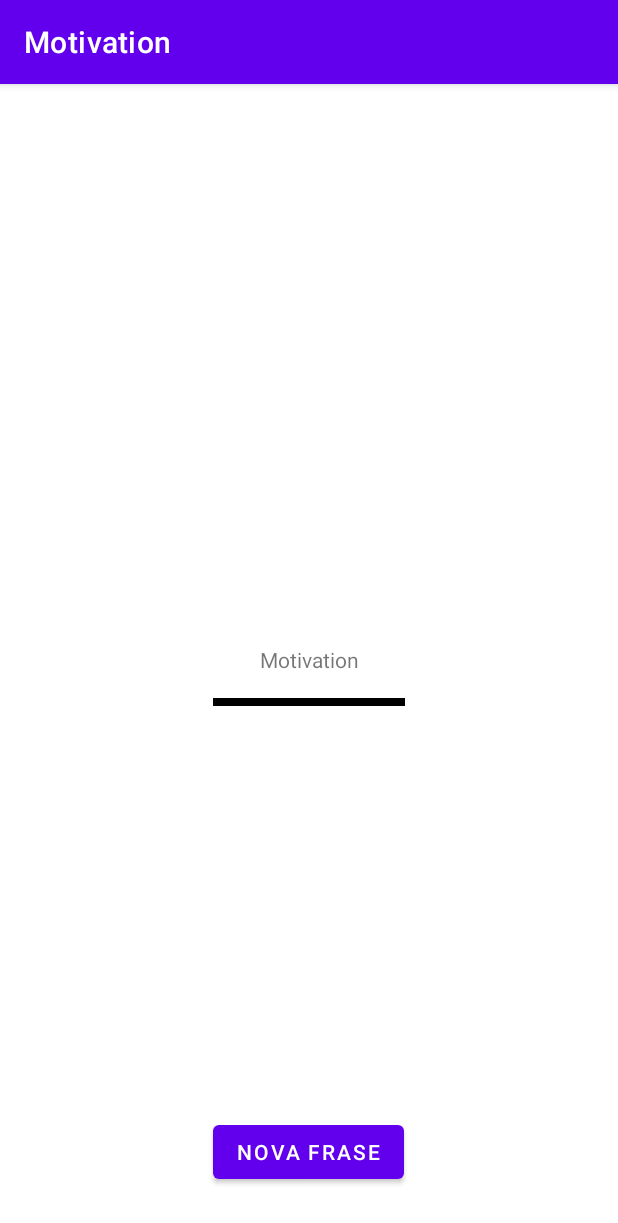
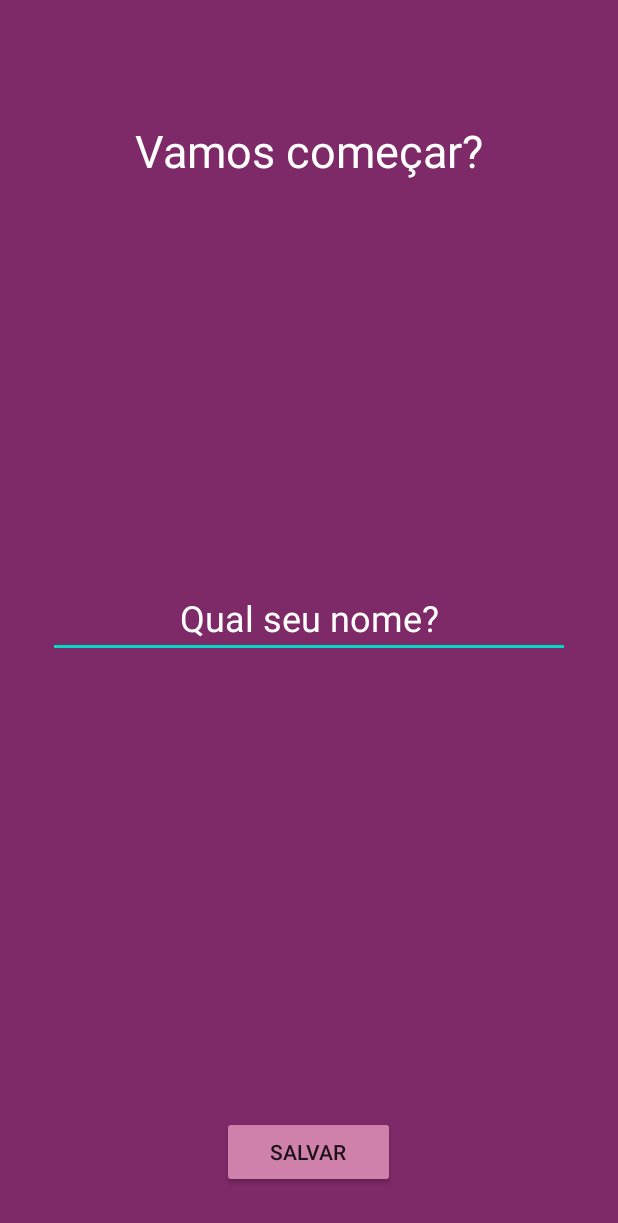
Before and after one commit to Ryan-lima13/Motivation, an Android app: the screen it shows after launch (MainActivity before the commit, UserActivity2 after it), on a phone screen of 412 x 824 dp. Shown: the top 1223 px of the screen. Run offline under Robolectric (Android 15) with nearby library versions, the phone set to English and light mode, and no system bars.

Commit message:
atualiazndo tela inicial

```diff
--- a/app/build.gradle
+++ b/app/build.gradle
@@ -29,6 +29,9 @@ android {
     kotlinOptions {
         jvmTarget = '1.8'
     }
+    buildFeatures{
+        viewBinding true
+    }
 }
 
 dependencies {
--- a/app/src/main/AndroidManifest.xml
+++ b/app/src/main/AndroidManifest.xml
@@ -14,14 +14,20 @@
         android:theme="@style/Theme.Motivation"
         tools:targetApi="31">
         <activity
-            android:name=".MainActivity"
-            android:exported="true">
+            android:name=".UserActivity2"
+            android:exported="true" >
             <intent-filter>
                 <action android:name="android.intent.action.MAIN" />
 
                 <category android:name="android.intent.category.LAUNCHER" />
             </intent-filter>
+
         </activity>
+        <activity
+            android:name=".MainActivity"
+            android:exported="false"/>
+
+
     </application>
 
 </manifest>
--- a/app/src/main/java/com/rlds/motivation/MainActivity.kt
+++ b/app/src/main/java/com/rlds/motivation/MainActivity.kt
@@ -2,10 +2,21 @@ package com.rlds.motivation
 
 import androidx.appcompat.app.AppCompatActivity
 import android.os.Bundle
+import android.view.View
+import com.rlds.motivation.databinding.ActivityMainBinding
 
-class MainActivity : AppCompatActivity() {
+class MainActivity : AppCompatActivity(), View.OnClickListener {
+   private  lateinit var binding: ActivityMainBinding
     override fun onCreate(savedInstanceState: Bundle?) {
+        binding = ActivityMainBinding.inflate(layoutInflater)
         super.onCreate(savedInstanceState)
-        setContentView(R.layout.activity_main)
+        setContentView(binding.root)
+        binding.buttonFrases.setOnClickListener(this)
+    }
+
+    override fun onClick(view: View) {
+        if (view.id == R.id.buttonFrases){
+            var s = ""
+        }
     }
 }
--- /dev/null
+++ b/app/src/main/java/com/rlds/motivation/UserActivity2.kt
@@ -0,0 +1,23 @@
+package com.rlds.motivation
+
+import androidx.appcompat.app.AppCompatActivity
+import android.os.Bundle
+import android.view.View
+import com.rlds.motivation.databinding.ActivityUser2Binding
+
+class UserActivity2 : AppCompatActivity(), View.OnClickListener {
+    private  lateinit var binding: ActivityUser2Binding
+    override fun onCreate(savedInstanceState: Bundle?) {
+        binding = ActivityUser2Binding.inflate(layoutInflater)
+        super.onCreate(savedInstanceState)
+        setContentView(binding.root)
+        binding.buttonSalvar.setOnClickListener(this)
+    }
+
+    override fun onClick(v: View) {
+        if (v.id == R.id.buttonSalvar){
+
+        }
+
+    }
+}
--- a/app/src/main/res/layout/activity_main.xml
+++ b/app/src/main/res/layout/activity_main.xml
@@ -10,6 +10,8 @@
     <LinearLayout
         android:layout_width="match_parent"
         android:layout_height="wrap_content"
+        android:background="@color/purple"
+
         android:padding="8dp">
 
         <ImageView
@@ -48,15 +50,16 @@
         android:layout_width="128dp"
         android:layout_centerHorizontal="true"
         android:layout_below="@id/text_phrase"
-        android:background="@color/black"
+        android:background="@color/purple"
         android:layout_height="5dp"/>
+
     <Button
+        android:id="@+id/buttonFrases"
         android:layout_width="wrap_content"
         android:layout_height="wrap_content"
+        android:layout_alignParentBottom="true"
         android:layout_centerHorizontal="true"
-        android:layout_alignParentBottom="true"
         android:layout_marginBottom="32dp"
-        android:text="Nova Frase"
-        />
+        android:text="Nova Frase" />
 
 </RelativeLayout>
--- /dev/null
+++ b/app/src/main/res/layout/activity_user2.xml
@@ -0,0 +1,51 @@
+<?xml version="1.0" encoding="utf-8"?>
+<RelativeLayout xmlns:android="http://schemas.android.com/apk/res/android"
+    xmlns:app="http://schemas.android.com/apk/res-auto"
+    xmlns:tools="http://schemas.android.com/tools"
+    android:layout_width="match_parent"
+    android:layout_height="match_parent"
+    android:background="@color/purple"
+    android:orientation="vertical"
+    android:padding="16dp"
+    tools:context=".UserActivity2">
+
+    <TextView
+        android:layout_width="wrap_content"
+        android:layout_height="wrap_content"
+        android:layout_centerHorizontal="true"
+        android:layout_marginTop="64dp"
+        android:text="Vamos começar?"
+        android:textColor="@color/white"
+        android:textSize="30sp"
+
+        />
+
+    <EditText
+        android:id="@+id/textNome"
+        android:layout_width="match_parent"
+        android:layout_height="wrap_content"
+        android:layout_centerInParent="true"
+        android:layout_marginStart="16dp"
+        android:layout_marginTop="16dp"
+        android:layout_marginEnd="16dp"
+        android:layout_marginBottom="16dp"
+
+        android:gravity="center_horizontal"
+        android:hint="Qual seu nome?"
+        android:textColorHint="@color/white"
+        android:textSize="24sp" />
+
+    <Button
+        android:id="@+id/buttonSalvar"
+        android:layout_width="wrap_content"
+        android:layout_height="wrap_content"
+        android:layout_alignParentBottom="true"
+        android:layout_centerHorizontal="true"
+        android:layout_marginBottom="16dp"
+        android:backgroundTint="@color/light_purple"
+        android:paddingStart="32dp"
+        android:paddingEnd="32dp"
+
+        android:text="Salvar" />
+
+</RelativeLayout>
--- a/app/src/main/res/values/colors.xml
+++ b/app/src/main/res/values/colors.xml
@@ -1,10 +1,13 @@
 <?xml version="1.0" encoding="utf-8"?>
 <resources>
     <color name="purple_200">#FFBB86FC</color>
-    <color name="purple_500">#FF6200EE</color>
-    <color name="purple_700">#FF3700B3</color>
+    <color name="purple_500">#7F2A68</color>
+    <color name="purple_700">#7F2A68</color>
     <color name="teal_200">#FF03DAC5</color>
     <color name="teal_700">#FF018786</color>
     <color name="black">#FF000000</color>
     <color name="white">#FFFFFFFF</color>
+    <color name="purple">#7F2A68</color>
+    <color name="dark_purple">#5F1049</color>
+    <color name="light_purple">#D081AB</color>
 </resources>
--- a/app/src/main/res/values/themes.xml
+++ b/app/src/main/res/values/themes.xml
@@ -1,6 +1,6 @@
 <resources xmlns:tools="http://schemas.android.com/tools">
     <!-- Base application theme. -->
-    <style name="Theme.Motivation" parent="Theme.MaterialComponents.DayNight.DarkActionBar">
+    <style name="Theme.Motivation" parent="Theme.MaterialComponents.DayNight.NoActionBar">
         <!-- Primary brand color. -->
         <item name="colorPrimary">@color/purple_500</item>
         <item name="colorPrimaryVariant">@color/purple_700</item>
```
